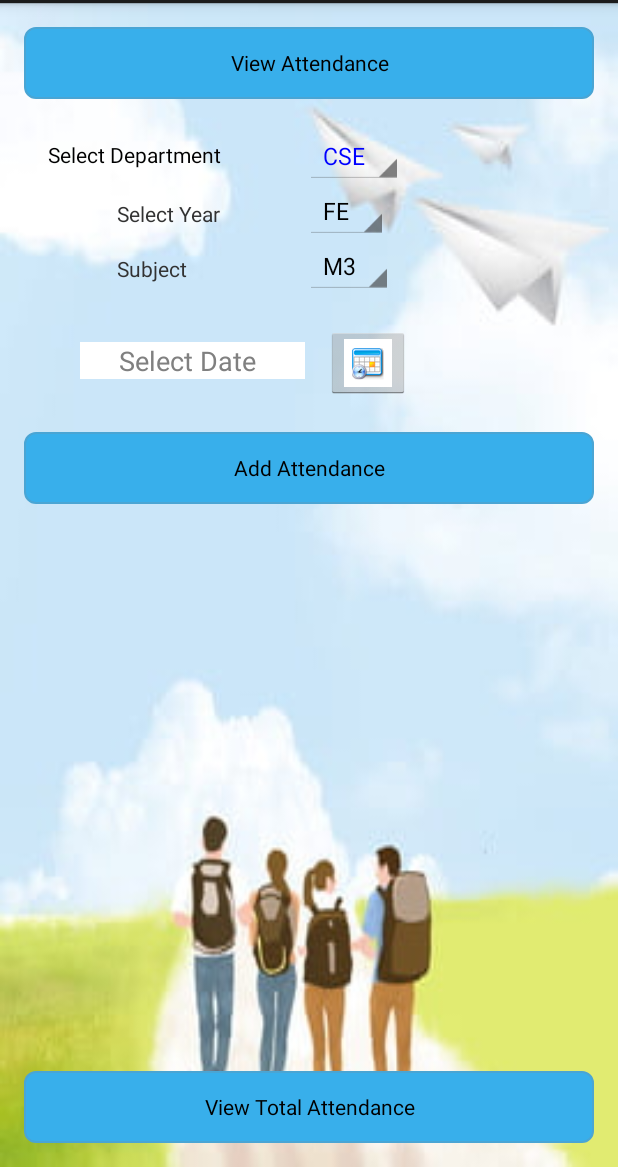
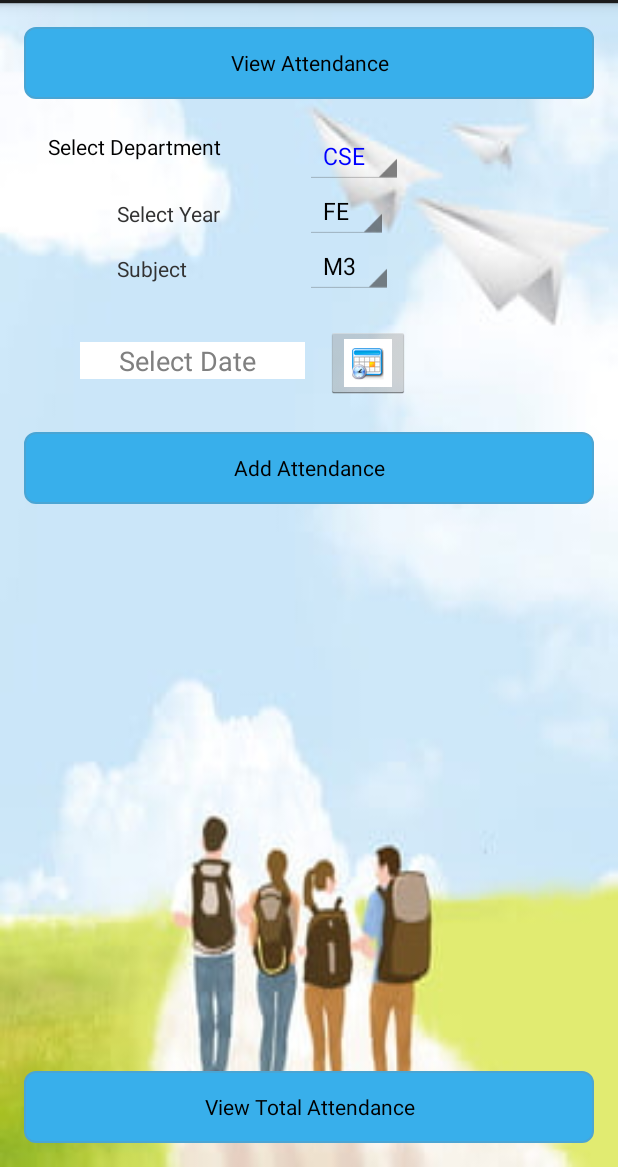
Before and after one commit to dcit202Andriod/DCIT202_Group6, an Android app: the AddAttandanceSessionActivity screen opened directly, with no data from a screen before it, on a phone screen of 412 x 824 dp, the part 69-1236 px from its top. Run offline under Robolectric (Android 15) with nearby library versions, the phone set to English and light mode, and no system bars.

Commit message:
Update add_attandance.xml

```diff
--- a/app/src/main/res/layout/add_attandance.xml
+++ b/app/src/main/res/layout/add_attandance.xml
@@ -17,7 +17,7 @@
         android:layout_marginLeft="16dp"
         android:text="Select Department"
         android:textColor="#000000"
-        android:layout_marginTop="75dp"
+        android:layout_marginTop="70dp"
         android:textAppearance="?android:attr/textAppearanceSmall" />
 
     <Spinner
```
